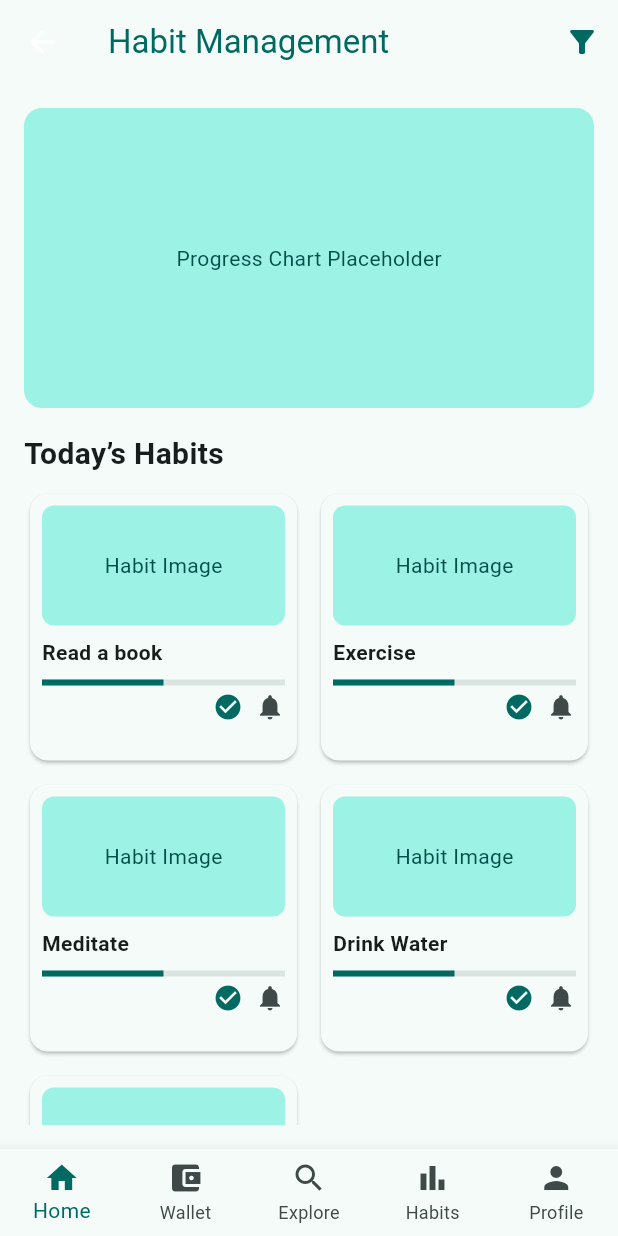
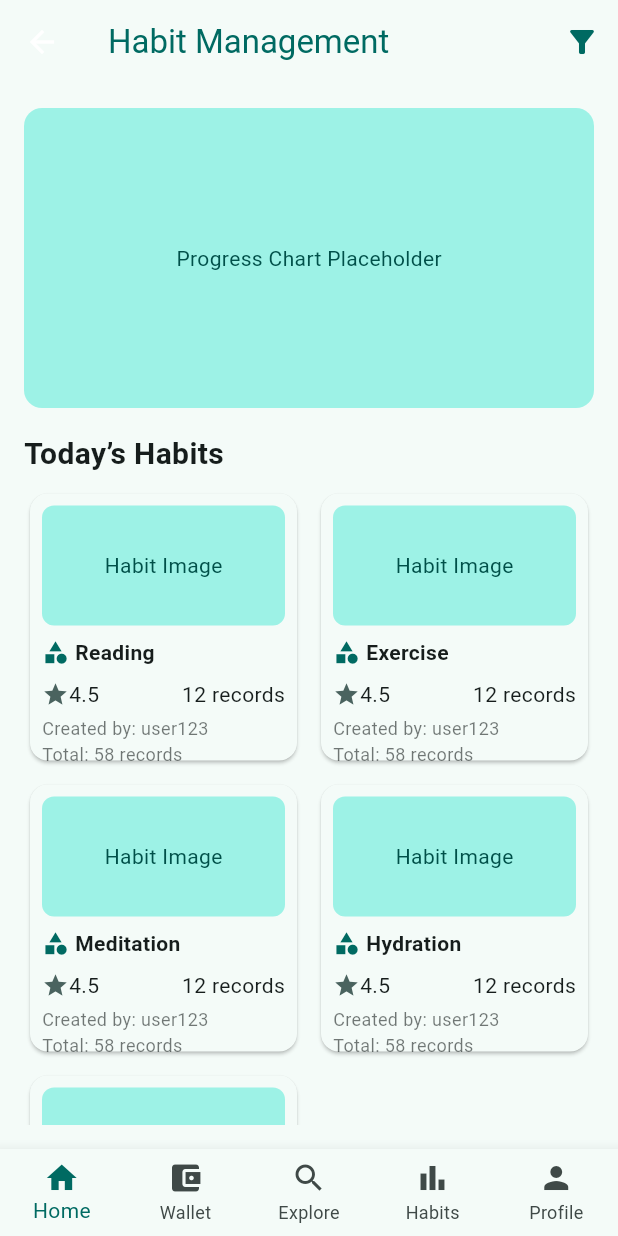
Before and after one commit to dapsilocybin/habita, a Flutter app: the HabitManagementPage screen opened directly, on a phone screen of 412 x 824 dp. Run offline on Flutter 3.47's test engine with Material 3 defaults, Android fonts, the phone set to English and light mode, and no system bars; our stand-ins replace flutter_bloc, go_router.

Commit message:
Update habit_management_screen.dart

```diff
--- a/lib/presentation/screens/habit_management_screen.dart
+++ b/lib/presentation/screens/habit_management_screen.dart
@@ -1,9 +1,7 @@
 import 'package:flutter/material.dart';
 
 class HabitManagementPage extends StatelessWidget {
-  final List<String> habits = [
-    "Read a book", "Exercise", "Meditate", "Drink Water", "Write Journal"
-  ];
+  final List<String> habits = ["Reading", "Exercise", "Meditation", "Hydration", "Journaling"];
 
   @override
   Widget build(BuildContext context) {
@@ -64,7 +62,7 @@ class HabitManagementPage extends StatelessWidget {
             ),
             SizedBox(height: 8),
 
-            // Habit Grid/List Section
+            // Habit List Section
             Expanded(
               child: GridView.builder(
                 gridDelegate: SliverGridDelegateWithFixedCrossAxisCount(
@@ -95,7 +93,11 @@ class HabitCard extends StatelessWidget {
   Widget build(BuildContext context) {
     final colorScheme = Theme.of(context).colorScheme;
 
-    return Card(
+    return GestureDetector(
+      onTap: () {
+        // Navigate to specific habit page
+      },
+      child: Card(
         shape: RoundedRectangleBorder(borderRadius: BorderRadius.circular(12)),
         color: colorScheme.surface,
         child: Padding(
@@ -117,34 +119,40 @@ class HabitCard extends StatelessWidget {
               ),
               SizedBox(height: 8),
 
-            // Habit Name
-            Text(
+              // Habit Category Icon and Title
+              Row(
+                children: [
+                  Icon(Icons.category, color: colorScheme.primary, size: 18), // Habit category icon
+                  SizedBox(width: 4),
+                  Expanded(
+                    child: Text(
                       habitName,
                       style: TextStyle(
                         fontWeight: FontWeight.bold,
                         color: colorScheme.onSurface,
                       ),
                     ),
+                  ),
+                ],
+              ),
               SizedBox(height: 8),
 
-            // Progress Indicator
-            LinearProgressIndicator(
-              value: 0.5, // Placeholder value for progress
-              backgroundColor: colorScheme.surfaceVariant,
-              color: colorScheme.primary,
+              // Social Rating and Records Info
+              Row(
+                children: [
+                  Icon(Icons.star, color: colorScheme.secondary, size: 18),
+                  Text("4.5", style: TextStyle(color: colorScheme.onSurface)), // Placeholder for stars
+                  Spacer(),
+                  Text("12 records", style: TextStyle(color: colorScheme.onSurface)),
+                ],
               ),
               SizedBox(height: 4),
 
-            // Action Icons (optional)
-            Row(
-              mainAxisAlignment: MainAxisAlignment.end,
-              children: [
-                Icon(Icons.check_circle, color: colorScheme.primary, size: 20),
-                SizedBox(width: 8),
-                Icon(Icons.notifications, color: colorScheme.onSurfaceVariant, size: 20),
+              // Habit Creator and Total Record Count
+              Text("Created by: user123", style: TextStyle(color: colorScheme.onSurface.withOpacity(0.6), fontSize: 12)),
+              Text("Total: 58 records", style: TextStyle(color: colorScheme.onSurface.withOpacity(0.6), fontSize: 12)),
             ],
           ),
-          ],
         ),
       ),
     );
```
Lines whose indentation alone changed are shown as unchanged.
